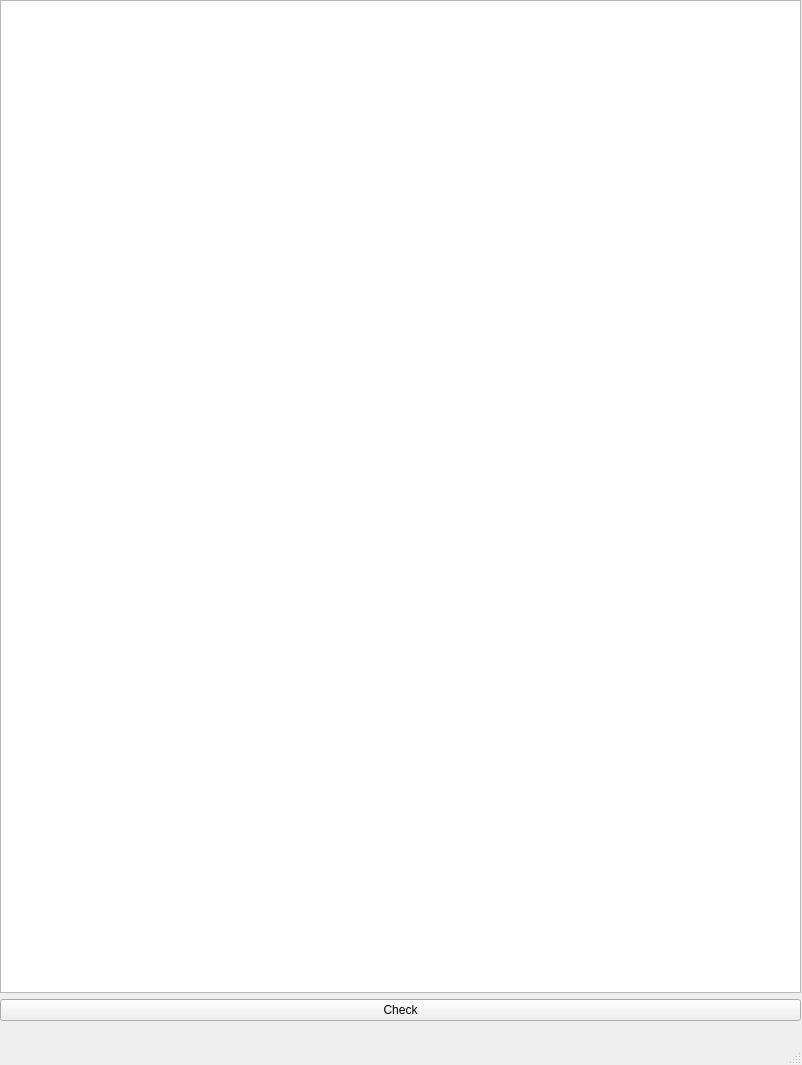
Before: the Qt Designer form dependencies/MainWindow.ui in EranYonai/Baseline-Check, drawn with Qt 5.
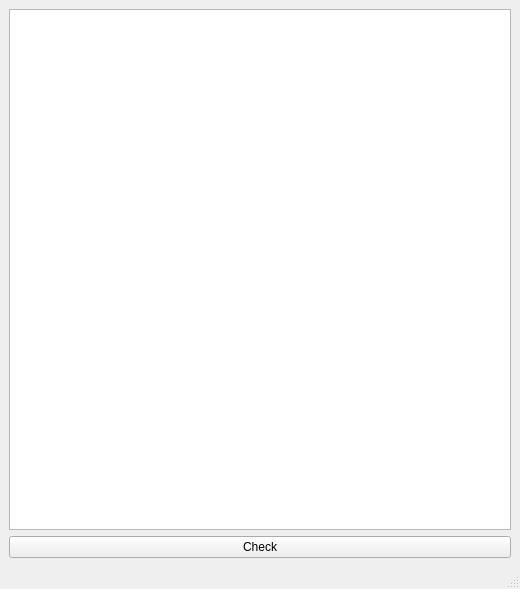
After: the same form once the commit is applied.

Commit message:
Base writing & initial tests
- Fixed window resize issue
- added base find_word_in_db function to check iteration over excel - works.
- added color_word function to add specific tag colors to a word to be used in pyqt5 gui

The edit to the form file:
```diff
--- a/dependencies/MainWindow.ui
+++ b/dependencies/MainWindow.ui
@@ -6,23 +6,16 @@
    <rect>
     <x>0</x>
     <y>0</y>
-    <width>802</width>
-    <height>1065</height>
+    <width>520</width>
+    <height>589</height>
    </rect>
   </property>
   <property name="windowTitle">
    <string>MainWindow</string>
   </property>
   <widget class="QWidget" name="centralwidget">
-   <widget class="QWidget" name="verticalLayoutWidget">
-    <property name="geometry">
-     <rect>
-      <x>0</x>
-      <y>0</y>
-      <width>801</width>
-      <height>1021</height>
-     </rect>
-    </property>
+   <layout class="QVBoxLayout" name="verticalLayout_2">
+    <item>
     <layout class="QVBoxLayout" name="verticalLayout">
      <item>
       <widget class="QTextEdit" name="textEdit"/>
@@ -35,7 +28,8 @@
       </widget>
      </item>
     </layout>
-   </widget>
+    </item>
+   </layout>
   </widget>
   <widget class="QMenuBar" name="menubar">
    <property name="geometry">
```
Left out of the diff: 4 changed lines with no effect on the pictures. Lines whose indentation alone changed are shown as unchanged. The commit also changes 2 other files.
